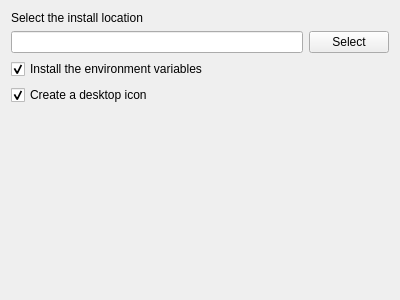
First picture: the form in installer/src/ui/Page_011_SelectLocation.ui, repository ThomasEscalle/Pipeline_USD_2025-2026_src, before the edit.
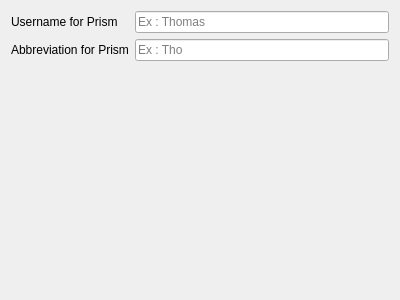
Second picture: the form after the edit.

What changed in the file:
```diff
--- a/installer/src/ui/Page_011_SelectLocation.ui
+++ b/installer/src/ui/Page_011_SelectLocation.ui
@@ -15,46 +15,37 @@
   </property>
   <layout class="QVBoxLayout" name="verticalLayout">
    <item>
-    <widget class="QLabel" name="label">
-     <property name="text">
-      <string>Select the install location</string>
-     </property>
-    </widget>
-   </item>
-   <item>
-    <layout class="QHBoxLayout" name="horizontalLayout">
-     <item>
-      <widget class="QLineEdit" name="le_location"/>
+    <layout class="QFormLayout" name="formLayout">
+     <item row="0" column="0">
+      <widget class="QLabel" name="label">
+       <property name="text">
+        <string>Username for Prism</string>
+       </property>
+      </widget>
      </item>
-     <item>
-      <widget class="QPushButton" name="btn_selectLocation">
+     <item row="0" column="1">
+      <widget class="QLineEdit" name="le_username">
+       <property name="placeholderText">
+        <string>Ex : Thomas</string>
+       </property>
+      </widget>
+     </item>
+     <item row="1" column="0">
+      <widget class="QLabel" name="label_2">
        <property name="text">
-        <string>Select</string>
+        <string>Abbreviation for Prism</string>
+       </property>
+      </widget>
+     </item>
+     <item row="1" column="1">
+      <widget class="QLineEdit" name="le_abreviation">
+       <property name="placeholderText">
+        <string>Ex : Tho</string>
        </property>
       </widget>
      </item>
     </layout>
    </item>
-   <item>
-    <widget class="QCheckBox" name="cb_installVariables">
-     <property name="text">
-      <string>Install the environment variables</string>
-     </property>
-     <property name="checked">
-      <bool>true</bool>
-     </property>
-    </widget>
-   </item>
-   <item>
-    <widget class="QCheckBox" name="cb_desktopIcon">
-     <property name="text">
-      <string>Create a desktop icon</string>
-     </property>
-     <property name="checked">
-      <bool>true</bool>
-     </property>
-    </widget>
-   </item>
    <item>
     <spacer name="verticalSpacer">
      <property name="orientation">
```
